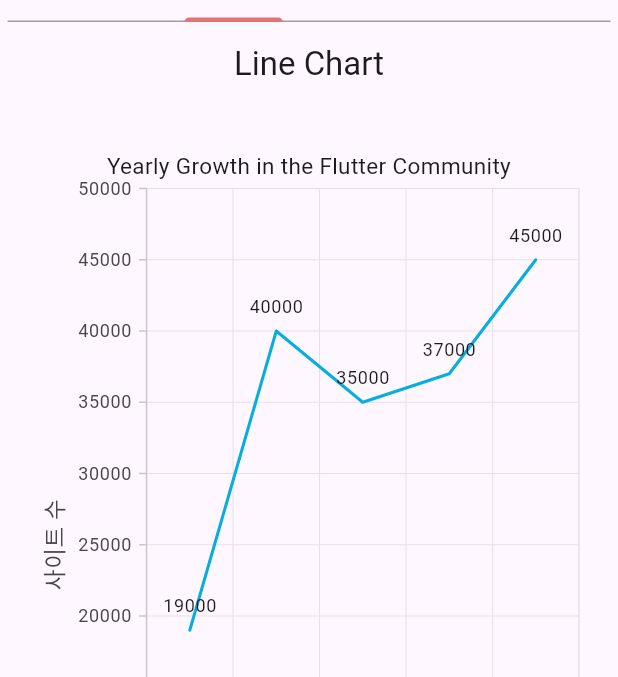
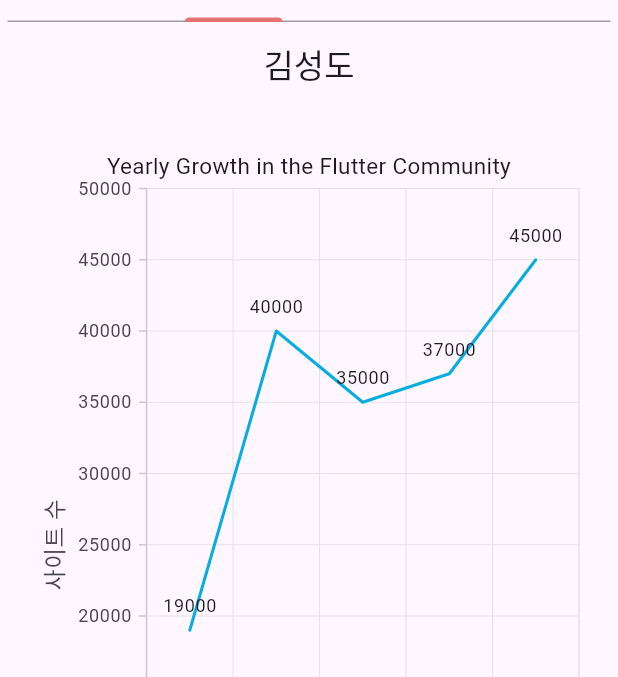
Before and after one commit to b0ksir1/team3, a Flutter app: the screen it shows after launch, tab 2 chosen, on a phone screen of 412 x 824 dp, the part 173-850 px from its top. Run offline on Flutter 3.47's test engine with Material 3 defaults, Android fonts, the phone set to English and light mode, and no system bars; our stand-ins replace get, syncfusion_flutter_charts.

Commit message:
lineChart 앱바 이름 '김성도'로 수정

```diff
--- a/lib/view/tab/lineChart.dart
+++ b/lib/view/tab/lineChart.dart
@@ -28,7 +28,7 @@
   Widget build(BuildContext context) {
     return Scaffold(
       appBar: AppBar(
-        title: Text('Line Chart'),
+        title: Text('김성도'),
         centerTitle: true,
       ),
       body: Center(
```
